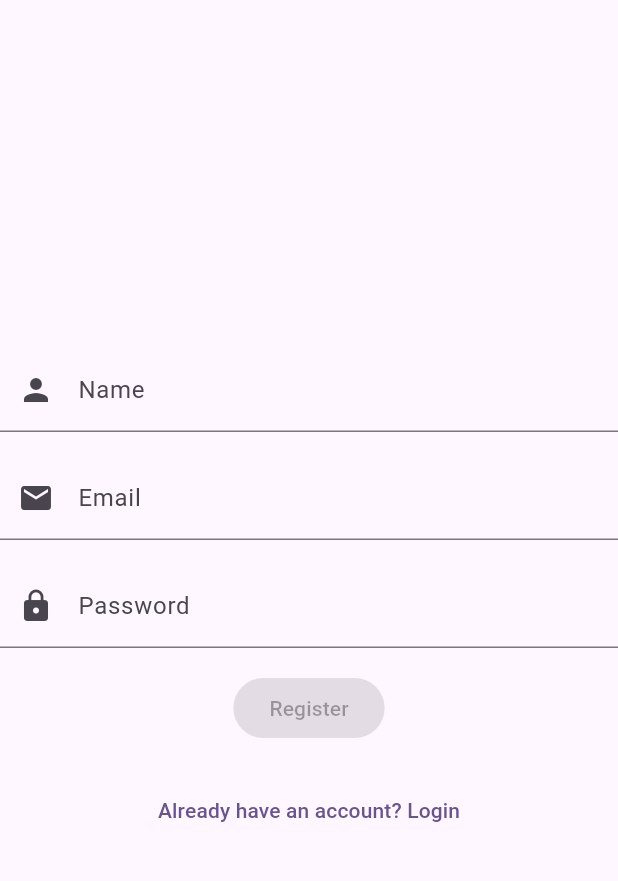
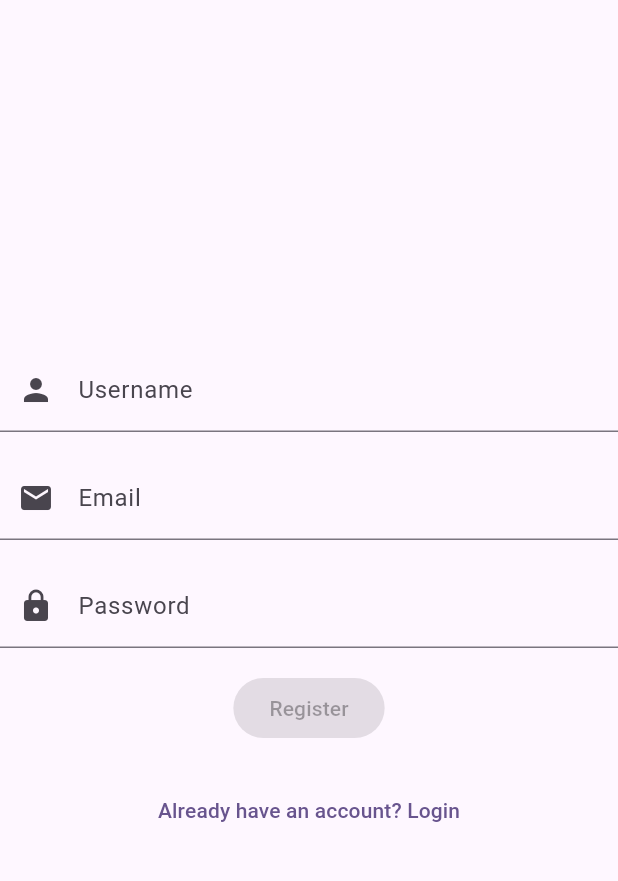
Before and after one commit to Adhishtanaka/diary, a Flutter app: the RegisterPage screen opened directly, on a phone screen of 412 x 824 dp, the part 63-944 px from its top. Run offline on Flutter 3.47's test engine with Material 3 defaults, Android fonts, the phone set to English and light mode, and no system bars; our stand-ins replace shared_preferences, sqflite; accounts and stored records are empty.

```diff
--- a/lib/ui/login.dart
+++ b/lib/ui/login.dart
@@ -2,7 +2,6 @@ import 'package:flutter/material.dart';
 import 'package:diary/ui/register.dart';
 import 'package:diary/utils/db_helper.dart';
 import 'package:diary/utils/auth_helper.dart';
-import 'package:shared_preferences/shared_preferences.dart';
 
 class LoginPage extends StatefulWidget {
   const LoginPage({super.key});
--- a/lib/ui/register.dart
+++ b/lib/ui/register.dart
@@ -29,7 +29,7 @@ class RegisterPageState extends State<RegisterPage> {
             TextFormField(
               controller: _nameController,
               decoration: const InputDecoration(
-                labelText: 'Name',
+                labelText: 'Username',
                 prefixIcon: Icon(Icons.person),
               ),
             ),
--- a/lib/utils/auth_helper.dart
+++ b/lib/utils/auth_helper.dart
@@ -11,6 +11,11 @@ Future getUserData() async {
   return sharedPreferences.getInt("user_id");
 }
 
+Future<bool> logout() async {
+  SharedPreferences sharedPreferences = await SharedPreferences.getInstance();
+  return await sharedPreferences.clear();
+}
+
 String encryptPassword(password) {
   return "";
 }
```
